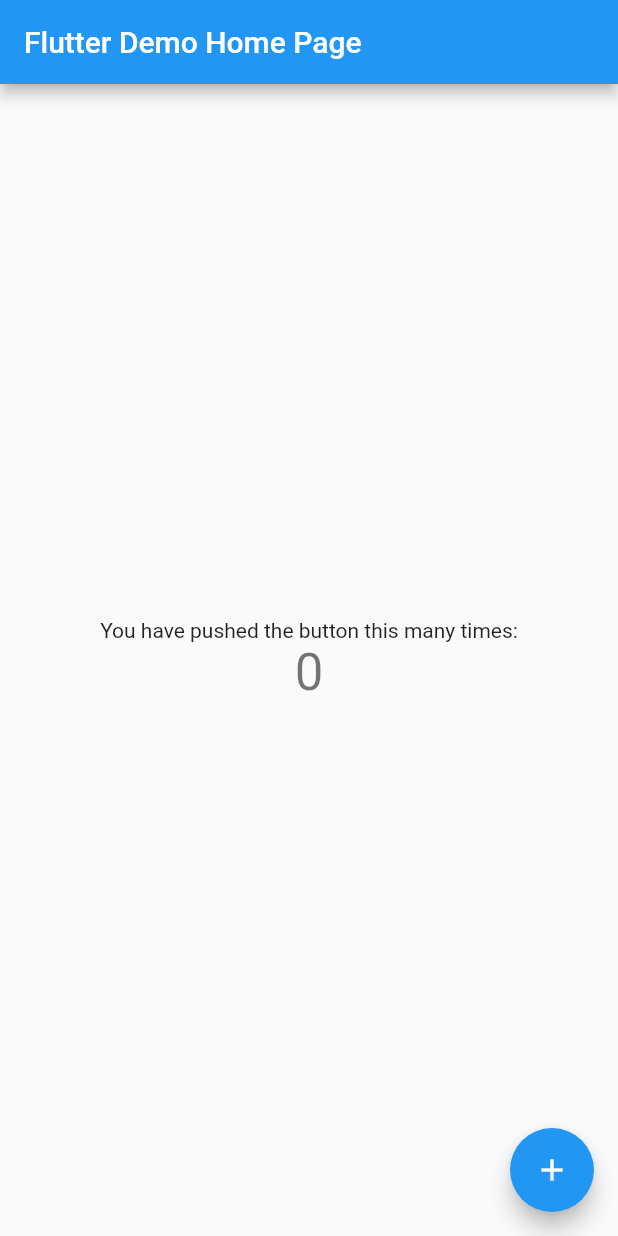
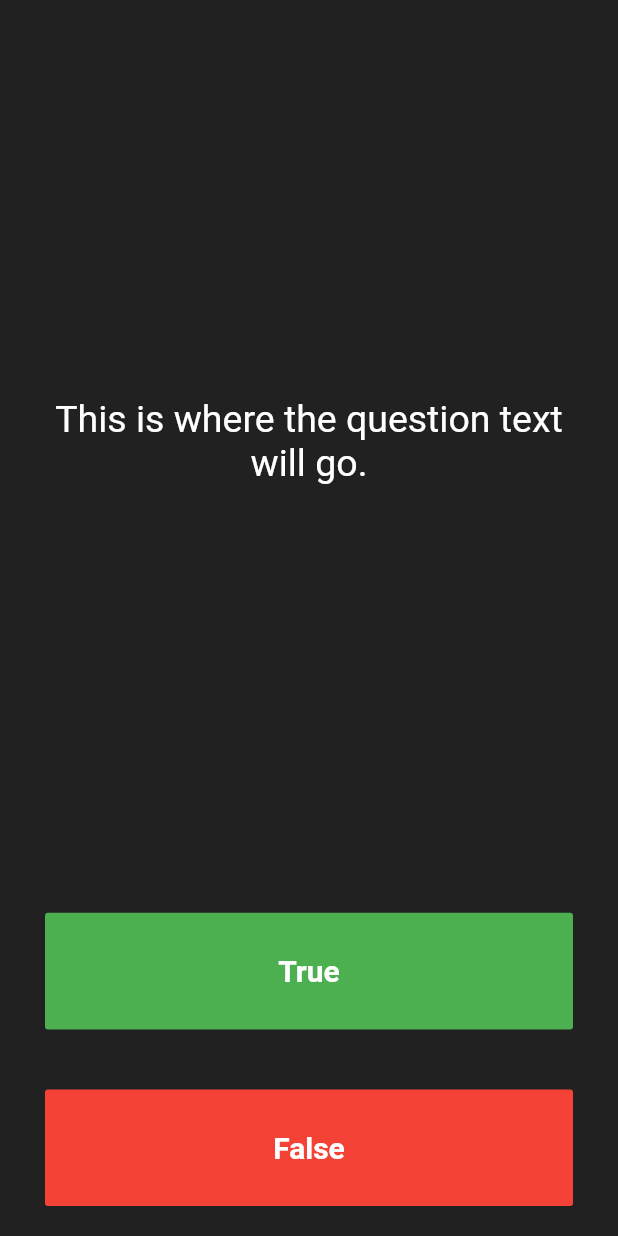
Before and after one commit to atalayasa/FlutterQuizApp, a Flutter app: the screen it shows after launch, on a phone screen of 412 x 824 dp. Run offline on Flutter 3.47's test engine with Material 2 defaults, Android fonts, the phone set to English and light mode, and no system bars.

Commit message:
UI is done

```diff
--- a/lib/main.dart
+++ b/lib/main.dart
@@ -1,111 +1,85 @@
 import 'package:flutter/material.dart';
 
-void main() => runApp(MyApp());
+void main() => runApp(QuizApp());
 
-class MyApp extends StatelessWidget {
-  // This widget is the root of your application.
+class QuizApp extends StatelessWidget {
   @override
   Widget build(BuildContext context) {
     return MaterialApp(
-      title: 'Flutter Demo',
-      theme: ThemeData(
-        // This is the theme of your application.
-        //
-        // Try running your application with "flutter run". You'll see the
-        // application has a blue toolbar. Then, without quitting the app, try
-        // changing the primarySwatch below to Colors.green and then invoke
-        // "hot reload" (press "r" in the console where you ran "flutter run",
-        // or simply save your changes to "hot reload" in a Flutter IDE).
-        // Notice that the counter didn't reset back to zero; the application
-        // is not restarted.
-        primarySwatch: Colors.blue,
+      home: Scaffold(
+        backgroundColor: Colors.grey.shade900,
+        body: SafeArea(
+          child: Padding(
+            padding: EdgeInsets.symmetric(horizontal: 10.0),
+            child: QuizPage(),
+          ),
+        ),
       ),
-      home: MyHomePage(title: 'Flutter Demo Home Page'),
     );
   }
 }
 
-class MyHomePage extends StatefulWidget {
-  MyHomePage({Key key, this.title}) : super(key: key);
-
-  // This widget is the home page of your application. It is stateful, meaning
-  // that it has a State object (defined below) that contains fields that affect
-  // how it looks.
-
-  // This class is the configuration for the state. It holds the values (in this
-  // case the title) provided by the parent (in this case the App widget) and
-  // used by the build method of the State. Fields in a Widget subclass are
-  // always marked "final".
-
-  final String title;
-
+class QuizPage extends StatefulWidget {
   @override
-  _MyHomePageState createState() => _MyHomePageState();
+  _QuizPageState createState() => _QuizPageState();
 }
 
-class _MyHomePageState extends State<MyHomePage> {
-  int _counter = 0;
-
-  void _incrementCounter() {
-    setState(() {
-      // This call to setState tells the Flutter framework that something has
-      // changed in this State, which causes it to rerun the build method below
-      // so that the display can reflect the updated values. If we changed
-      // _counter without calling setState(), then the build method would not be
-      // called again, and so nothing would appear to happen.
-      _counter++;
-    });
-  }
-
+class _QuizPageState extends State<QuizPage> {
   @override
   Widget build(BuildContext context) {
-    // This method is rerun every time setState is called, for instance as done
-    // by the _incrementCounter method above.
-    //
-    // The Flutter framework has been optimized to make rerunning build methods
-    // fast, so that you can just rebuild anything that needs updating rather
-    // than having to individually change instances of widgets.
-    return Scaffold(
-      appBar: AppBar(
-        // Here we take the value from the MyHomePage object that was created by
-        // the App.build method, and use it to set our appbar title.
-        title: Text(widget.title),
-      ),
-      body: Center(
-        // Center is a layout widget. It takes a single child and positions it
-        // in the middle of the parent.
-        child: Column(
-          // Column is also a layout widget. It takes a list of children and
-          // arranges them vertically. By default, it sizes itself to fit its
-          // children horizontally, and tries to be as tall as its parent.
-          //
-          // Invoke "debug painting" (press "p" in the console, choose the
-          // "Toggle Debug Paint" action from the Flutter Inspector in Android
-          // Studio, or the "Toggle Debug Paint" command in Visual Studio Code)
-          // to see the wireframe for each widget.
-          //
-          // Column has various properties to control how it sizes itself and
-          // how it positions its children. Here we use mainAxisAlignment to
-          // center the children vertically; the main axis here is the vertical
-          // axis because Columns are vertical (the cross axis would be
-          // horizontal).
-          mainAxisAlignment: MainAxisAlignment.center,
-          children: <Widget>[
-            Text(
-              'You have pushed the button this many times:',
+    return Column(
+      mainAxisAlignment: MainAxisAlignment.spaceBetween,
+      crossAxisAlignment: CrossAxisAlignment.stretch,
+      children: <Widget>[
+        Expanded(
+          flex: 5,
+          child: Center(
+            child: Padding(
+              padding: EdgeInsets.all(10.0),
+              child: Text(
+                "This is where the question text will go.",
+                style: TextStyle(
+                  color: Colors.white,
+                  fontSize: 25,
+                ),
+                textAlign: TextAlign.center,
+              ),
             ),
-            Text(
-              '$_counter',
-              style: Theme.of(context).textTheme.display1,
+          ),
+        ),
+        Expanded(
+          child: Padding(
+            padding: EdgeInsets.all(20.0),
+            child: FlatButton(
+              color: Colors.green,
+              child: Text(
+                "True",
+                style: TextStyle(
+                    color: Colors.white,
+                    fontWeight: FontWeight.w600,
+                    fontSize: 20),
+              ),
+              onPressed: () {},
             ),
-          ],
+          ),
         ),
-      ),
-      floatingActionButton: FloatingActionButton(
-        onPressed: _incrementCounter,
-        tooltip: 'Increment',
-        child: Icon(Icons.add),
-      ), // This trailing comma makes auto-formatting nicer for build methods.
+        Expanded(
+          child: Padding(
+            padding: EdgeInsets.all(20.0),
+            child: FlatButton(
+              color: Colors.red,
+              child: Text(
+                "False",
+                style: TextStyle(
+                    color: Colors.white,
+                    fontWeight: FontWeight.w600,
+                    fontSize: 20),
+              ),
+              onPressed: () {},
+            ),
+          ),
+        ),
+      ],
     );
   }
 }
```
